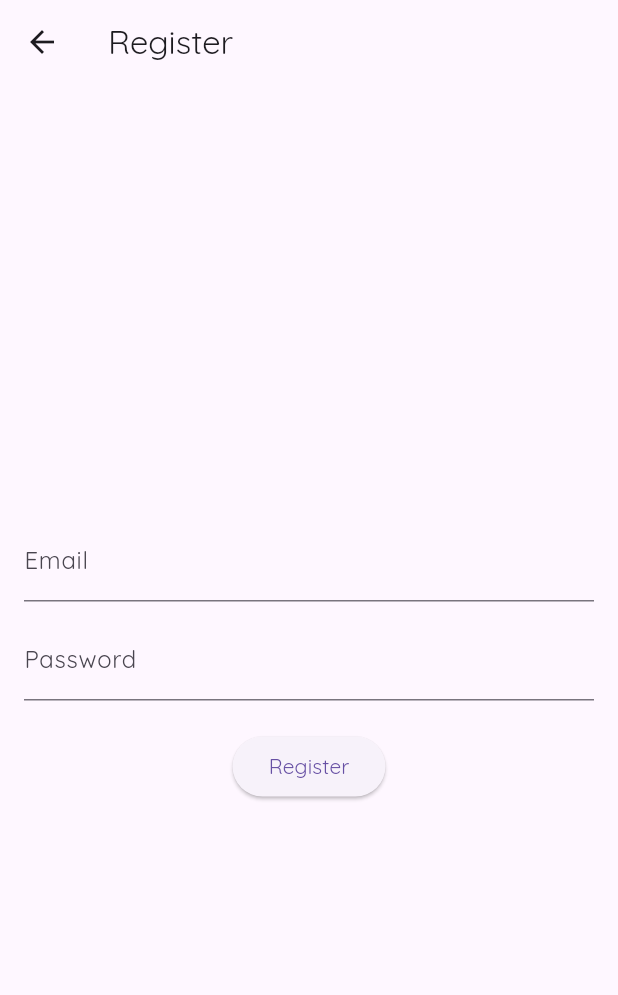
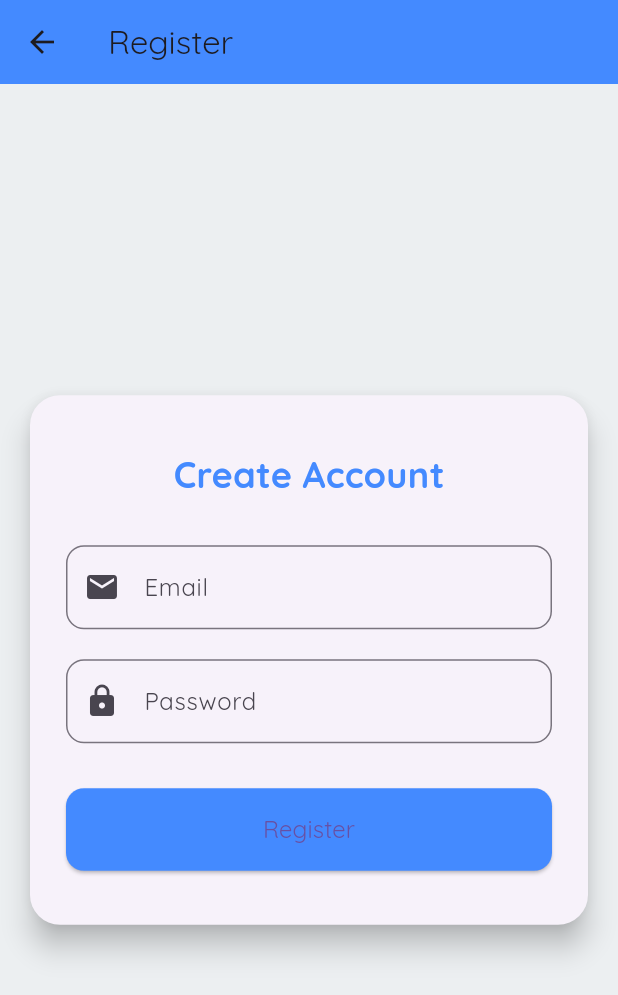
Before and after one commit to Md-Bari/Quick_fix2, a Flutter app: the RegisterPage screen opened directly, on a phone screen of 412 x 824 dp. Shown: the top 995 px of the screen. Run offline on Flutter 3.47's test engine with Material 3 defaults, Android fonts, the phone set to English and light mode, and no system bars; our stand-ins replace custom_navigation_bar, firebase_auth, firebase_core, font_awesome_flutter; accounts and stored records are empty.

Commit message:
final committ

```diff
--- a/lib/view/home/register_page.dart
+++ b/lib/view/home/register_page.dart
@@ -22,28 +22,81 @@ class RegisterPage extends StatelessWidget {
   @override
   Widget build(BuildContext context) {
     return Scaffold(
-      appBar: AppBar(title: const Text('Register')),
-      body: Padding(
+      backgroundColor: Colors.blueGrey[50],
+      appBar: AppBar(
+        title: const Text('Register'),
+        backgroundColor: Colors.blueAccent,
+      ),
+      body: Center(
+        child: SingleChildScrollView(
+          child: Padding(
             padding: const EdgeInsets.all(16.0),
+            child: Card(
+              elevation: 8,
+              shape: RoundedRectangleBorder(
+                borderRadius: BorderRadius.circular(20),
+              ),
+              child: Padding(
+                padding: const EdgeInsets.symmetric(
+                    horizontal: 24.0, vertical: 36.0),
                 child: Column(
-          mainAxisAlignment: MainAxisAlignment.center,
+                  mainAxisSize: MainAxisSize.min,
                   children: [
+                    const Text(
+                      'Create Account',
+                      style: TextStyle(
+                        fontSize: 24,
+                        fontWeight: FontWeight.bold,
+                        color: Colors.blueAccent,
+                      ),
+                    ),
+                    const SizedBox(height: 30),
                     TextField(
                       controller: emailController,
-              decoration: const InputDecoration(labelText: 'Email'),
+                      decoration: InputDecoration(
+                        labelText: 'Email',
+                        prefixIcon: const Icon(Icons.email),
+                        border: OutlineInputBorder(
+                          borderRadius: BorderRadius.circular(12),
                         ),
-            const SizedBox(height: 10),
+                      ),
+                      keyboardType: TextInputType.emailAddress,
+                    ),
+                    const SizedBox(height: 20),
                     TextField(
                       controller: passwordController,
                       obscureText: true,
-              decoration: const InputDecoration(labelText: 'Password'),
+                      decoration: InputDecoration(
+                        labelText: 'Password',
+                        prefixIcon: const Icon(Icons.lock),
+                        border: OutlineInputBorder(
+                          borderRadius: BorderRadius.circular(12),
                         ),
-            const SizedBox(height: 20),
-            ElevatedButton(
+                      ),
+                    ),
+                    const SizedBox(height: 30),
+                    SizedBox(
+                      width: double.infinity,
+                      child: ElevatedButton(
                         onPressed: () => _register(context),
-              child: const Text('Register'),
+                        style: ElevatedButton.styleFrom(
+                          backgroundColor: Colors.blueAccent,
+                          padding: const EdgeInsets.symmetric(vertical: 16),
+                          shape: RoundedRectangleBorder(
+                            borderRadius: BorderRadius.circular(12),
+                          ),
+                        ),
+                        child: const Text(
+                          'Register',
+                          style: TextStyle(fontSize: 16),
+                        ),
+                      ),
                     ),
                   ],
+                ),
+              ),
+            ),
+          ),
         ),
       ),
     );
--- a/lib/view/profile/widget/body.dart
+++ b/lib/view/profile/widget/body.dart
@@ -9,7 +9,7 @@ import '../../../../models/models.dart';
 import '../../../../utils/constants.dart';
 import '../../../../view/profile/widget/repeated_list.dart';
 import '../../../data/dummy_data.dart';
-import '../../../view/home/login_page.dart'; // Make sure the import path is correct
+import '../../../view/home/login_page.dart';
 
 class BodyProfile extends StatefulWidget {
   const BodyProfile({Key? key}) : super(key: key);
```
Lines whose indentation alone changed are shown as unchanged.
